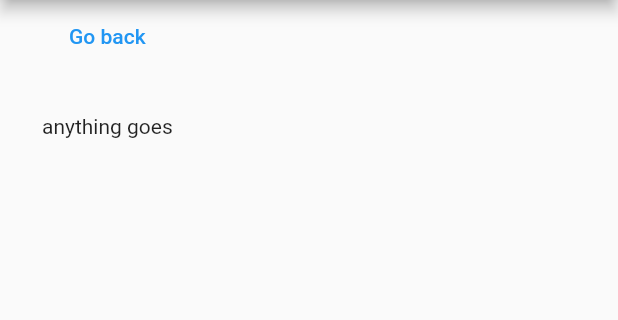
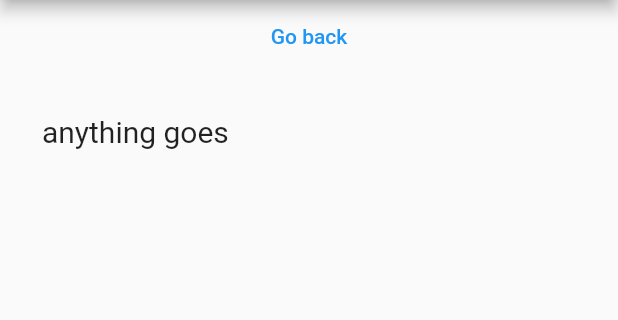
Before and after one commit to artur-r-sousa/textViewer_Fluter, a Flutter app: the screen it shows after launch, after a tap on the "circle" icon, on a phone screen of 412 x 824 dp, the part 84-404 px from its top. Run offline on Flutter 3.47's test engine with Material 2 defaults, Android fonts, the phone set to English and light mode, and no system bars.

Commit message:
Increased font for better reading

```diff
--- a/lib/main.dart
+++ b/lib/main.dart
@@ -203,14 +203,13 @@ class _MyApp extends State<MyApp> {
       home: Container(
           child: Scaffold(
             appBar: AppBar(
-              title: Text('Another Version...'),
+              title: Text('Text Viewer'),
             ),
             body: Column(
               children: [
                 tenantsText,
                 tenantsText1,
                 tenantsText2,
-                tenantsText1,
                 Expanded(child: tenantsText3,),
                 footerForMain,
               ],
@@ -266,7 +265,9 @@ class SecondRoute extends StatelessWidget {
     Widget myText(String someText) {
       return Padding(
         padding: EdgeInsets.all(28),
-        child: Text(someText),
+        child: Text(someText, style: new TextStyle(
+          fontSize: 20
+        ),),
       );
     }
 
@@ -286,7 +287,7 @@ class SecondRoute extends StatelessWidget {
               ),
             ),
           ),
-          body: Column(
+          body: ListView(
             children: [
               TextButton(
 
```
